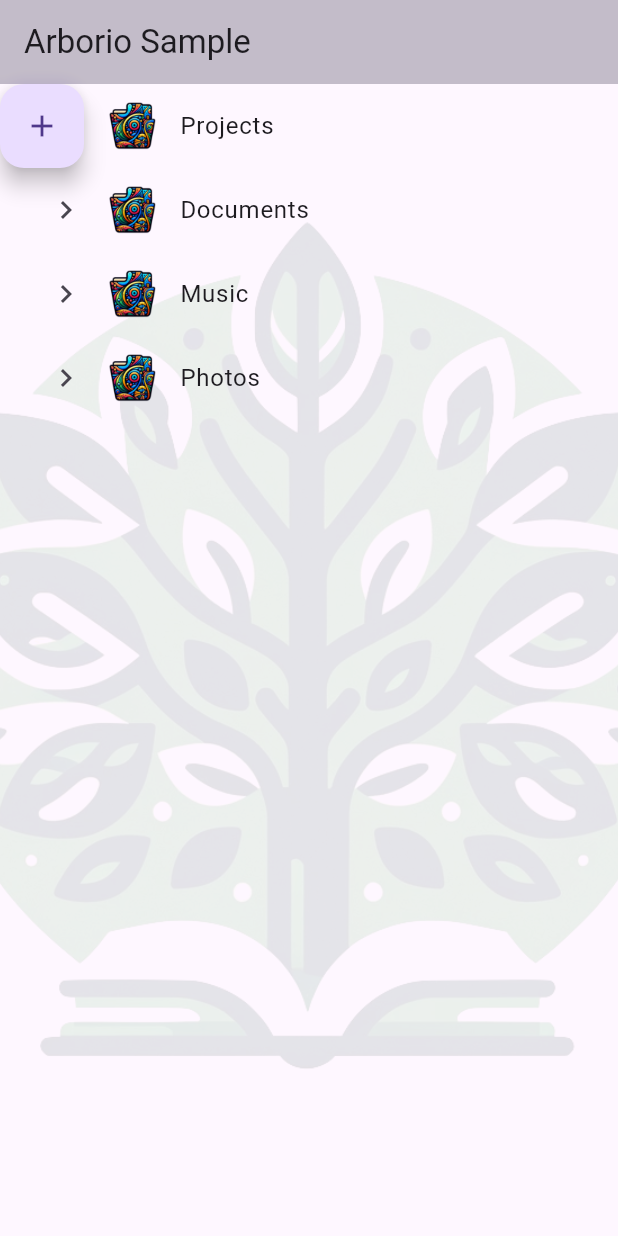
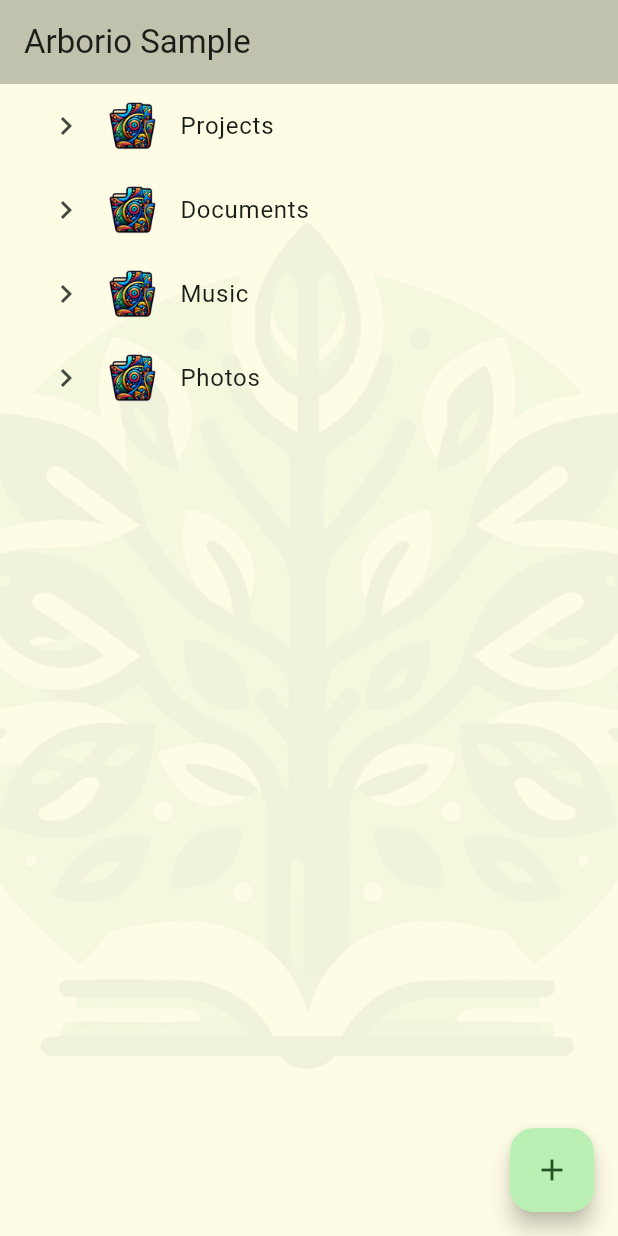
Before and after one commit to MelbourneDeveloper/arborio, a Flutter app: the screen it shows after launch, on a phone screen of 412 x 824 dp. Run offline on Flutter 3.47's test engine with Material 3 defaults, Android fonts, the phone set to English and light mode, and no system bars.

Commit message:
make more good

```diff
--- a/example/lib/main.dart
+++ b/example/lib/main.dart
@@ -143,9 +143,13 @@ class MyApp extends StatelessWidget {
 
   @override
   Widget build(BuildContext context) => MaterialApp(
-        theme: ThemeData(useMaterial3: true),
+        theme: ThemeData(
+          useMaterial3: true,
+          colorScheme: ColorScheme.fromSeed(seedColor: const Color(0xFF44AD4D)),
+        ),
         debugShowCheckedModeBanner: false,
         home: Scaffold(
+          backgroundColor: const Color(0xFFFEFCE5),
           appBar: PreferredSize(
             preferredSize: const Size(
               double.infinity,
@@ -165,7 +169,7 @@ class MyApp extends StatelessWidget {
           body: Stack(
             children: [
               Opacity(
-                opacity: .1,
+                opacity: .05,
                 child: Image.asset(
                   'assets/images/arborio_transparent.png',
                   fit: BoxFit.cover,
@@ -174,13 +178,18 @@ class MyApp extends StatelessWidget {
                 ),
               ),
               _treeView(),
-              Row(
+              Positioned(
+                right: 16,
+                bottom: 16,
+                child: Row(
                   children: [
                     FloatingActionButton(
+                      tooltip: 'Add Folder',
                       onPressed: () {},
                       child: const Icon(Icons.add),
                     ),
                   ],
+                ),
               ),
             ],
           ),
@@ -206,8 +215,14 @@ class MyApp extends StatelessWidget {
                   gradient: isSelected
                       ? LinearGradient(
                           colors: [
-                            Colors.lightBlueAccent.withOpacity(0.6),
-                            Colors.lightBlueAccent.withOpacity(0),
+                            Theme.of(context)
+                                .colorScheme
+                                .primary
+                                .withOpacity(.3),
+                            Theme.of(context)
+                                .colorScheme
+                                .primary
+                                .withOpacity(.1),
                           ],
                           begin: Alignment.topLeft,
                           end: Alignment.bottomRight,
```
Lines whose indentation alone changed are shown as unchanged.
